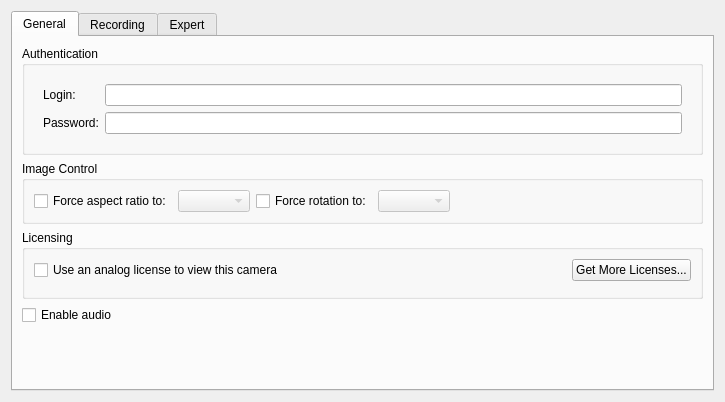
Above: client/src/ui/widgets/properties/multiple_camera_settings_widget.ui from networkoptix/nx_open before the change. Below: the same form after it.
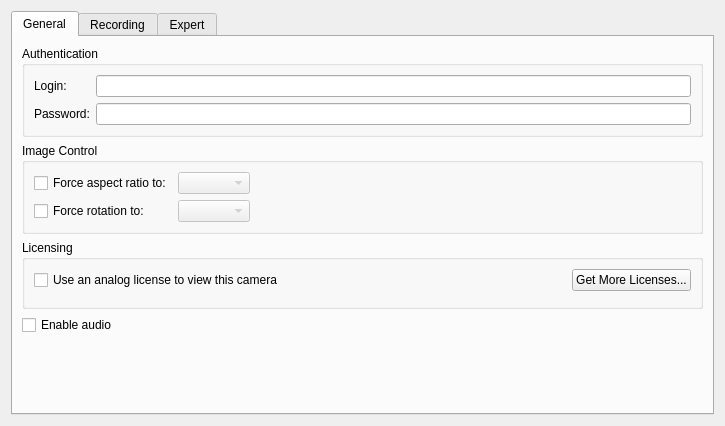
That is the form after the change. Custom widgets are drawn as their Qt base class.

Commit message:
(Issue #3525) :  Add "Force rotation" on "Camera settings -> Default"
<==== Mercurial data ====>
Branch: dpeng_2.3_fix

```diff
--- a/client/src/ui/widgets/properties/multiple_camera_settings_widget.ui
+++ b/client/src/ui/widgets/properties/multiple_camera_settings_widget.ui
@@ -7,7 +7,7 @@
     <x>0</x>
     <y>0</y>
     <width>725</width>
-    <height>402</height>
+    <height>426</height>
    </rect>
   </property>
   <property name="windowTitle">
@@ -29,37 +29,30 @@
          <property name="title">
           <string>Authentication</string>
          </property>
-         <layout class="QVBoxLayout" name="verticalLayout_5">
-          <item>
-           <layout class="QFormLayout" name="formLayout_2">
-            <property name="margin">
-             <number>9</number>
+         <layout class="QFormLayout" name="formLayout_3">
+          <item row="0" column="1">
+           <widget class="QLineEdit" name="loginEdit"/>
+          </item>
+          <item row="1" column="1">
+           <widget class="QLineEdit" name="passwordEdit">
+            <property name="echoMode">
+             <enum>QLineEdit::PasswordEchoOnEdit</enum>
             </property>
-            <item row="0" column="0">
-             <widget class="QLabel" name="loginLabel">
-              <property name="text">
-               <string>Login:</string>
-              </property>
-             </widget>
-            </item>
-            <item row="0" column="1">
-             <widget class="QLineEdit" name="loginEdit"/>
-            </item>
-            <item row="1" column="0">
-             <widget class="QLabel" name="passwordLabel">
-              <property name="text">
-               <string>Password:</string>
-              </property>
-             </widget>
-            </item>
-            <item row="1" column="1">
-             <widget class="QLineEdit" name="passwordEdit">
-              <property name="echoMode">
-               <enum>QLineEdit::PasswordEchoOnEdit</enum>
-              </property>
-             </widget>
-            </item>
-           </layout>
+           </widget>
+          </item>
+          <item row="1" column="0">
+           <widget class="QLabel" name="passwordLabel">
+            <property name="text">
+             <string>Password:</string>
+            </property>
+           </widget>
+          </item>
+          <item row="0" column="0">
+           <widget class="QLabel" name="loginLabel">
+            <property name="text">
+             <string>Login:</string>
+            </property>
+           </widget>
           </item>
          </layout>
         </widget>
@@ -69,51 +62,72 @@
          <property name="title">
           <string>Image Control</string>
          </property>
-         <layout class="QHBoxLayout" name="horizontalLayout_6">
-          <item>
+         <layout class="QGridLayout" name="gridLayout">
+          <item row="0" column="1">
+           <layout class="QHBoxLayout" name="horizontalLayout">
+            <item>
+             <widget class="QComboBox" name="arComboBox">
+              <property name="enabled">
+               <bool>false</bool>
+              </property>
+              <property name="currentIndex">
+               <number>-1</number>
+              </property>
+             </widget>
+            </item>
+            <item>
+             <spacer name="horizontalSpacer">
+              <property name="orientation">
+               <enum>Qt::Horizontal</enum>
+              </property>
+              <property name="sizeHint" stdset="0">
+               <size>
+                <width>40</width>
+                <height>20</height>
+               </size>
+              </property>
+             </spacer>
+            </item>
+           </layout>
+          </item>
+          <item row="1" column="1">
+           <layout class="QHBoxLayout" name="horizontalLayout_2">
+            <item>
+             <widget class="QComboBox" name="rotComboBox">
+              <property name="enabled">
+               <bool>false</bool>
+              </property>
+             </widget>
+            </item>
+            <item>
+             <spacer name="horizontalSpacer_3">
+              <property name="orientation">
+               <enum>Qt::Horizontal</enum>
+              </property>
+              <property name="sizeHint" stdset="0">
+               <size>
+                <width>40</width>
+                <height>20</height>
+               </size>
+              </property>
+             </spacer>
+            </item>
+           </layout>
+          </item>
+          <item row="0" column="0">
            <widget class="QCheckBox" name="arOverrideCheckBox">
             <property name="text">
              <string>Force aspect ratio to:</string>
             </property>
            </widget>
           </item>
-          <item>
-           <widget class="QComboBox" name="arComboBox">
-            <property name="enabled">
-             <bool>false</bool>
-            </property>
-            <property name="currentIndex">
-             <number>-1</number>
-            </property>
-           </widget>
-          </item>
-          <item>
+          <item row="1" column="0">
            <widget class="QCheckBox" name="rotCheckBox">
             <property name="text">
              <string>Force rotation to:</string>
             </property>
            </widget>
           </item>
-          <item>
-           <widget class="QComboBox" name="rotComboBox">
-            <property name="enabled">
-             <bool>false</bool>
-            </property>
-           </widget>
-          </item>
-          <item>
-           <spacer name="horizontalSpacer_5">
-            <property name="orientation">
-             <enum>Qt::Horizontal</enum>
-            </property>
-            <property name="sizeHint" stdset="0">
-             <size>
-              <width>40</width>
-              <height>20</height>
-             </size>
-            </property>
-           </spacer>
-          </item>
          </layout>
         </widget>
        </item>
```
Left out of the diff: 25 changed lines with no effect on the pictures. The commit also changes 3 other files.
